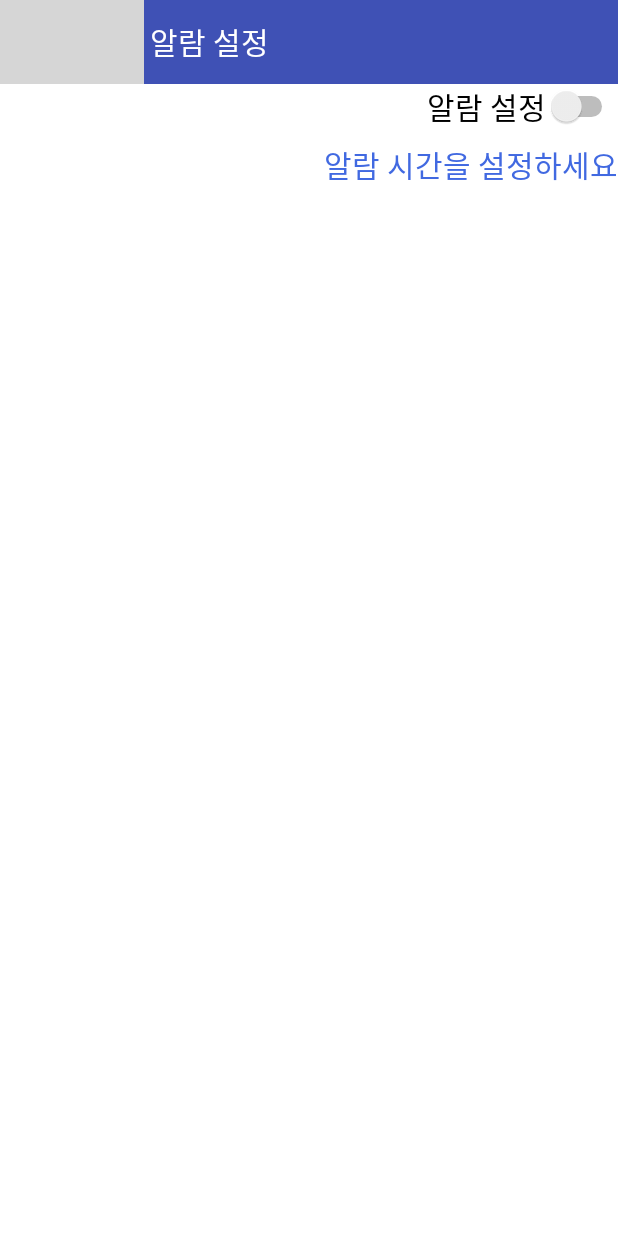
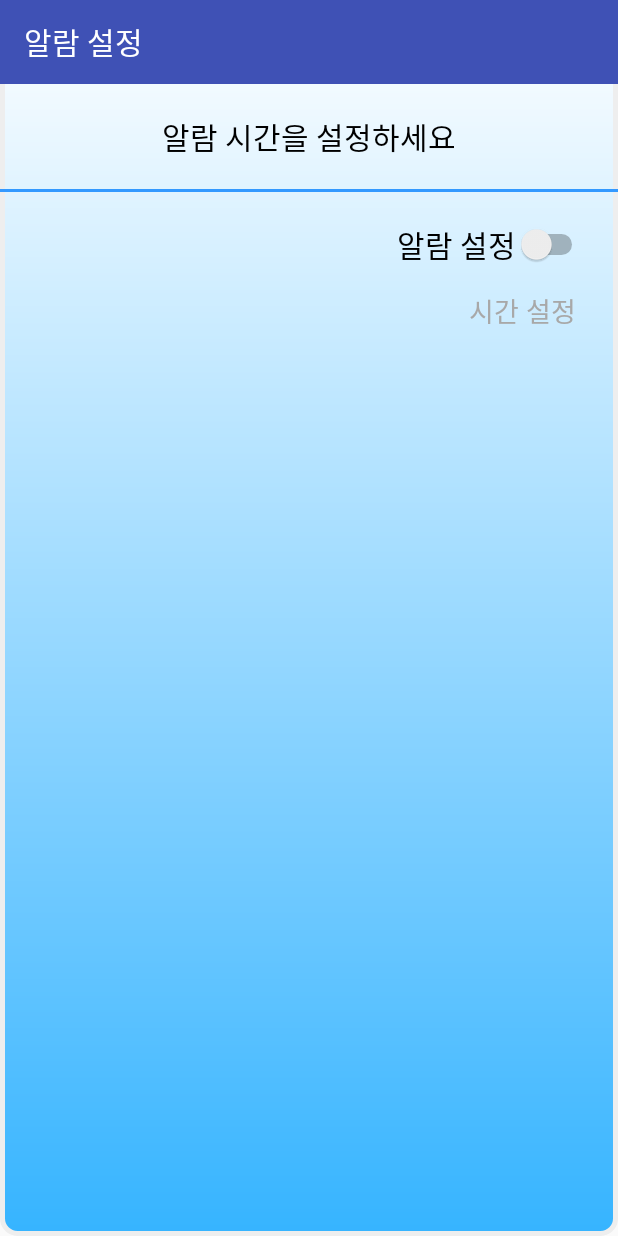
Before and after one commit to luckyrandy/GoodSaying, an Android app: the screen it shows after launch (SettingActivity), in the options menu, after a tap on "알람 설정", on a phone screen of 412 x 824 dp. Run offline under Robolectric (Android 15) with nearby library versions, the phone set to English and light mode, and no system bars; grey boxes are pictures that could not be loaded.

```diff
--- a/app/src/main/java/com/example/sunchan/goodsaying/InputActivity.java
+++ b/app/src/main/java/com/example/sunchan/goodsaying/InputActivity.java
@@ -1,9 +1,11 @@
 package com.example.sunchan.goodsaying;
 
+import android.content.Context;
 import android.os.Bundle;
 import android.support.v7.app.AppCompatActivity;
 import android.support.v7.widget.Toolbar;
 import android.view.View;
+import android.view.inputmethod.InputMethodManager;
 import android.widget.EditText;
 import android.widget.Toast;
 
@@ -22,6 +24,13 @@ public class InputActivity extends AppCompatActivity {
         setContentView(R.layout.input_layout);
 
         setupViews();
+
+        edit_text.requestFocus();
+
+        //키보드 보이게 하는 부분
+        InputMethodManager imm = (InputMethodManager) getSystemService(Context.INPUT_METHOD_SERVICE);
+        imm.toggleSoftInput(InputMethodManager.SHOW_FORCED, InputMethodManager.HIDE_IMPLICIT_ONLY);
+
 
     }
 
--- a/app/src/main/java/com/example/sunchan/goodsaying/MainActivity.java
+++ b/app/src/main/java/com/example/sunchan/goodsaying/MainActivity.java
@@ -28,6 +28,7 @@ public class MainActivity extends AppCompatActivity {
     protected void onCreate(Bundle savedInstanceState) {
         super.onCreate(savedInstanceState);
         setContentView(R.layout.activity_main);
+
         Toolbar toolbar = (Toolbar) findViewById(R.id.toolbar);
         setSupportActionBar(toolbar);
 
@@ -71,9 +72,6 @@ public class MainActivity extends AppCompatActivity {
             }
         });
 
-
-        // 알람 setting
-        //setAlarm();
     }
 
     @Override
--- a/app/src/main/java/com/example/sunchan/goodsaying/SettingActivity.java
+++ b/app/src/main/java/com/example/sunchan/goodsaying/SettingActivity.java
@@ -5,6 +5,7 @@ import android.app.Dialog;
 import android.app.PendingIntent;
 import android.app.TimePickerDialog;
 import android.content.Intent;
+import android.graphics.Color;
 import android.os.Bundle;
 import android.support.v7.app.AppCompatActivity;
 import android.support.v7.widget.Toolbar;
@@ -13,6 +14,7 @@ import android.view.View;
 import android.widget.Button;
 import android.widget.CompoundButton;
 import android.widget.Switch;
+import android.widget.TextView;
 import android.widget.TimePicker;
 
 import java.util.ArrayList;
@@ -23,11 +25,15 @@ public class SettingActivity extends AppCompatActivity {
 
     private Switch mSwitch;
     private Button mTimeButton;
+    private TextView mTextView;
     private Toolbar mToolBar;
 
     private int iCount;
     private int iHour;
     private int iMin;
+
+    private String mEnabledColor = "#4169E1";
+    private String mDisabledColor = "#A8A8A8";
 
     DBHandler db = new DBHandler(this);
 
@@ -67,7 +73,8 @@ public class SettingActivity extends AppCompatActivity {
             iMin = c.get(Calendar.MINUTE);
 
             mTimeButton.setEnabled(false);
-            mTimeButton.setText(R.string.set_alarm_msg);
+            mTimeButton.setTextColor(Color.parseColor(mDisabledColor));
+            mTextView.setText(R.string.set_alarm_msg);
         } else if (arItem.get(0).getFlag() == 0) {
             Log.d(TAG, "FLAG : " + String.valueOf(String.valueOf(arItem.get(0).getFlag())));
             Log.d(TAG, "HOUR : " + String.valueOf(String.valueOf(arItem.get(0).getHour())));
@@ -79,7 +86,8 @@ public class SettingActivity extends AppCompatActivity {
             iMin = arItem.get(0).getMin();
 
             mTimeButton.setEnabled(false);
-            mTimeButton.setText(R.string.set_alarm_off_msg);
+            mTimeButton.setTextColor(Color.parseColor(mDisabledColor));
+            mTextView.setText(R.string.set_alarm_off_msg);
         } else if (arItem.get(0).getFlag() == 1) {
             Log.d(TAG, "STEP 1");
             Log.d(TAG, "FLAG : " + String.valueOf(String.valueOf(arItem.get(0).getFlag())));
@@ -93,7 +101,7 @@ public class SettingActivity extends AppCompatActivity {
 
             String time = String.valueOf(iHour) + "시 " +
                     String.valueOf(iMin) + "분에 알람이 설정 되었습니다";
-            mTimeButton.setText(time);
+            mTextView.setText(time);
         } else {
             mSwitch.setChecked(false);
 
@@ -103,7 +111,8 @@ public class SettingActivity extends AppCompatActivity {
             iMin = c.get(Calendar.MINUTE);
 
             mTimeButton.setEnabled(false);
-            mTimeButton.setText(R.string.set_alarm_msg);
+            mTimeButton.setTextColor(Color.parseColor(mDisabledColor));
+            mTextView.setText(R.string.set_alarm_msg);
         }
 
         //set the switch to ON
@@ -117,12 +126,14 @@ public class SettingActivity extends AppCompatActivity {
                 if (isChecked) {
                     //Toast.makeText(SettingActivity.this, "Switch is currently ON", Toast.LENGTH_SHORT).show();
                     mTimeButton.setEnabled(true);
-                    mTimeButton.setText(R.string.set_alarm_msg);
+                    mTimeButton.setTextColor(Color.parseColor(mEnabledColor));
+                    mTextView.setText(R.string.set_alarm_msg);
                 } else {
                     //Toast.makeText(SettingActivity.this, "Switch is currently OFF", Toast.LENGTH_SHORT).show();
                     mTimeButton.setEnabled(false);
+                    mTimeButton.setTextColor(Color.parseColor(mDisabledColor));
                     cancelAlarm();
-                    mTimeButton.setText(R.string.set_alarm_off_msg);
+                    mTextView.setText(R.string.set_alarm_off_msg);
                 }
 
             }
@@ -142,10 +153,11 @@ public class SettingActivity extends AppCompatActivity {
     private void setupViews() {
         mSwitch = (Switch) findViewById(R.id.alarm_set);
         mTimeButton = (Button) findViewById(R.id.btn_time);
+        mTextView = (TextView) findViewById(R.id.text_view);
 
         mToolBar = (Toolbar) findViewById(R.id.sub_toolbar);
         setSupportActionBar(mToolBar);
-        mToolBar.setNavigationIcon(R.drawable.ic_chevron_left_black_24dp);
+        //mToolBar.setNavigationIcon(R.drawable.ic_chevron_left_black_24dp);
         /* It doesn't work
         mToolBar.setTitle(R.string.set_alarm_title);
         */
@@ -183,7 +195,7 @@ public class SettingActivity extends AppCompatActivity {
 
             String time = String.valueOf(iHour) + "시 " +
                           String.valueOf(iMin) + "분에 알람이 설정 되었습니다";
-            mTimeButton.setText(time);
+            mTextView.setText(time);
 
             /*
             String time = "Hour: " + String.valueOf(hourOfDay) + "\n"
--- /dev/null
+++ b/app/src/main/res/drawable/bg.xml
@@ -0,0 +1,20 @@
+<?xml version="1.0" encoding="utf-8"?>
+<shape xmlns:android="http://schemas.android.com/apk/res/android"
+    android:shape="rectangle" >
+
+    <gradient
+        android:angle="90"
+        android:endColor="#ffffff"
+        android:startColor="#36B4FF" />
+
+    <stroke
+        android:width="3dp"
+        android:color="#EEE" />
+
+    <corners
+        android:bottomLeftRadius="10dp"
+        android:bottomRightRadius="10dp"
+        android:topLeftRadius="10dp"
+        android:topRightRadius="10dp" />
+
+</shape>
--- a/app/src/main/res/layout/activity_main.xml
+++ b/app/src/main/res/layout/activity_main.xml
@@ -29,6 +29,8 @@
         android:layout_height="wrap_content"
         android:layout_gravity="bottom|end"
         android:layout_margin="@dimen/fab_margin"
-        android:src="@android:drawable/ic_input_add" />
+        android:src="@android:drawable/ic_input_add"
+        android:tint="@android:color/white"
+        />
 
 </android.support.design.widget.CoordinatorLayout>
--- a/app/src/main/res/layout/alarm_layout.xml
+++ b/app/src/main/res/layout/alarm_layout.xml
@@ -3,7 +3,7 @@
     xmlns:app="http://schemas.android.com/apk/res-auto"
     android:layout_width="fill_parent"
     android:layout_height="fill_parent"
-    android:background="#ffffff"
+    android:background="@drawable/bg"
     android:orientation="vertical" >
 
 
@@ -36,6 +36,31 @@
     </android.support.v7.widget.Toolbar>
     -->
 
+    <LinearLayout
+        android:orientation="vertical"
+        android:layout_width="fill_parent"
+        android:layout_height="wrap_content"
+        android:focusable="true"
+        >
+
+    <TextView
+        android:id="@+id/text_view"
+        android:layout_width="wrap_content"
+        android:layout_height="wrap_content"
+        android:textSize="20sp"
+        android:textColor="#000000"
+        android:gravity="center"
+        android:layout_gravity="center"
+        android:layout_marginTop="20dp"
+        />
+
+    <TextView
+        android:id="@+id/text_view_line"
+        android:layout_width="match_parent"
+        android:layout_height="3px"
+        android:background="#3399FF"
+        android:layout_marginTop="20dp"
+        />
 
     <Switch
         android:id="@+id/alarm_set"
@@ -46,8 +71,10 @@
         android:text="@string/set_alarm_title"
         android:layout_gravity="right"
         android:textSize="20sp"
+        android:layout_marginTop="20dp"
+        android:layout_marginRight="20dp"
+        android:layout_marginBottom="5dp"
         />
-
 
     <Button
         android:id="@+id/btn_time"
@@ -56,8 +83,11 @@
         android:background="#00000000"
         android:textColor="#4169E1"
         android:layout_gravity="right"
-        android:textSize="20sp"
+        android:textSize="18sp"
+        android:layout_marginRight="20dp"
+        android:text="@string/btn_time"
         android:onClick="onButtonClick"/>
 
+    </LinearLayout>
 
 </LinearLayout>
--- a/app/src/main/res/layout/content_main.xml
+++ b/app/src/main/res/layout/content_main.xml
@@ -4,6 +4,7 @@
     xmlns:tools="http://schemas.android.com/tools"
     android:layout_width="match_parent"
     android:layout_height="match_parent"
+    android:background="@drawable/bg"
     android:paddingBottom="@dimen/activity_vertical_margin"
     android:paddingLeft="@dimen/activity_horizontal_margin"
     android:paddingRight="@dimen/activity_horizontal_margin"
@@ -16,6 +17,8 @@
     <ListView
         android:id="@+id/list_view"
         android:layout_width="fill_parent"
-        android:layout_height="fill_parent" />
+        android:layout_height="fill_parent"
+        android:dividerHeight="1dp"
+        android:divider="#3399FF" />
 
 </RelativeLayout>
--- a/app/src/main/res/layout/list_layout.xml
+++ b/app/src/main/res/layout/list_layout.xml
@@ -13,6 +13,7 @@
         android:textSize="20sp"
         android:paddingLeft="10dp"
         android:paddingRight="10dp"
+        android:paddingTop="15dp"
         android:paddingBottom="10dp"
         />
 
--- a/app/src/main/res/values/strings.xml
+++ b/app/src/main/res/values/strings.xml
@@ -14,9 +14,10 @@
     <string name="txt_update_done">수정 되었습니다</string>
     <string name="set_alarm_title">알람 설정</string>
     <string name="set_alarm_msg">알람 시간을 설정하세요</string>
-    <string name="set_alarm_on">설정</string>
-    <string name="set_alarm_off">해제</string>
+    <string name="set_alarm_on">On</string>
+    <string name="set_alarm_off">Off</string>
     <string name="set_alarm_off_msg">알람이 해제 되있습니다</string>
     <string name="insert_title">Good Saying 추가</string>
     <string name="update_title">Good Saying 수정</string>
+    <string name="btn_time">시간 설정</string>
 </resources>
```
Also changed, not shown: app/src/main/res/layout/input_layout.xml (+16 -6 lines), app/src/main/res/layout/modify_layout.xml (+13 -7 lines).
